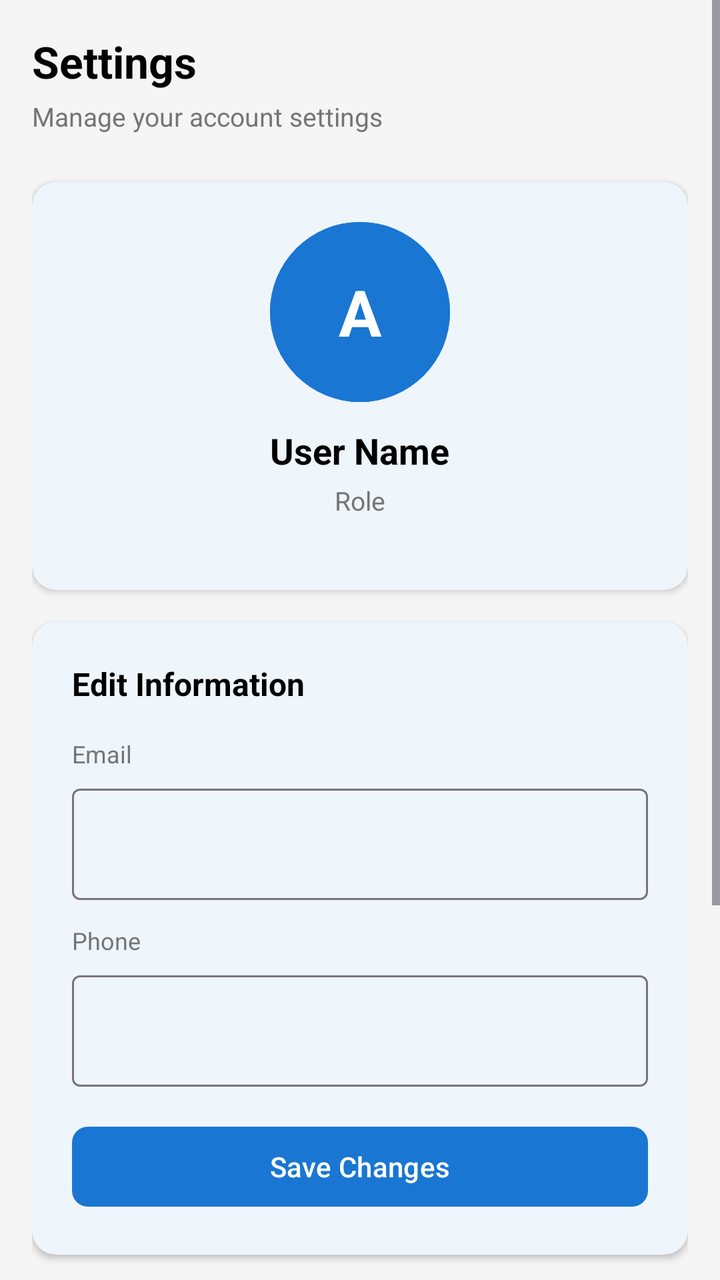
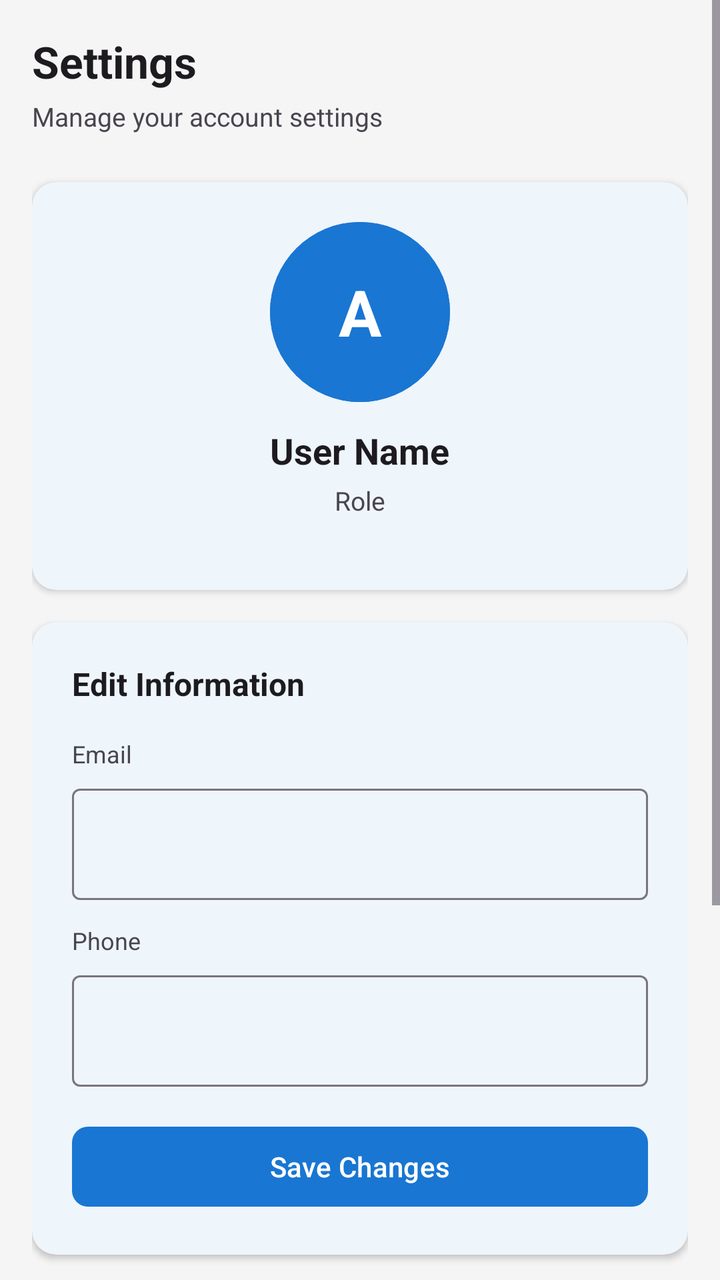

Before-and-after screenshots of an Android layout around one commit, followed by the original layout XML and the change that was made.
<!-- AndroidManifest.xml: application theme Theme.Sers -->
<!-- res/layout/fragment_settings.xml -->
<?xml version="1.0" encoding="utf-8"?>
<ScrollView xmlns:android="http://schemas.android.com/apk/res/android"
    xmlns:app="http://schemas.android.com/apk/res-auto"
    android:layout_width="match_parent"
    android:layout_height="match_parent"
    android:background="#F5F5F5">

    <LinearLayout
        android:layout_width="match_parent"
        android:layout_height="wrap_content"
        android:orientation="vertical"
        android:padding="16dp">

        <TextView
            android:layout_width="wrap_content"
            android:layout_height="wrap_content"
            android:text="Settings"
            android:textSize="22sp"
            android:textStyle="bold"
            android:textColor="#000000"
            android:layout_marginBottom="4dp"/>

        <TextView
            android:layout_width="wrap_content"
            android:layout_height="wrap_content"
            android:text="Manage your account settings"
            android:textSize="13sp"
            android:textColor="#757575"
            android:layout_marginBottom="24dp"/>

        
        <com.google.android.material.card.MaterialCardView
            android:layout_width="match_parent"
            android:layout_height="wrap_content"
            android:layout_marginBottom="16dp"
            app:cardCornerRadius="12dp"
            app:cardElevation="2dp"
            app:strokeWidth="0dp">

            <LinearLayout
                android:layout_width="match_parent"
                android:layout_height="wrap_content"
                android:orientation="vertical"
                android:padding="20dp"
                android:gravity="center">

                <FrameLayout
                    android:layout_width="90dp"
                    android:layout_height="90dp"
                    android:layout_marginBottom="12dp">

                    <ImageView
                        android:id="@+id/ivProfilePicture"
                        android:layout_width="90dp"
                        android:layout_height="90dp"
                        android:scaleType="centerCrop"
                        android:background="@drawable/circle_avatar"/>

                    <TextView
                        android:id="@+id/tvAvatar"
                        android:layout_width="90dp"
                        android:layout_height="90dp"
                        android:gravity="center"
                        android:text="A"
                        android:textColor="#FFFFFF"
                        android:textSize="32sp"
                        android:textStyle="bold"
                        android:background="@drawable/circle_avatar"/>

                </FrameLayout>

                <TextView
                    android:id="@+id/tvUserName"
                    android:layout_width="wrap_content"
                    android:layout_height="wrap_content"
                    android:text="User Name"
                    android:textSize="18sp"
                    android:textStyle="bold"
                    android:textColor="#000000"
                    android:layout_marginBottom="4dp"/>

                <TextView
                    android:id="@+id/tvUserRole"
                    android:layout_width="wrap_content"
                    android:layout_height="wrap_content"
                    android:text="Role"
                    android:textSize="13sp"
                    android:textColor="#757575"
                    android:layout_marginBottom="16dp"/>

            </LinearLayout>
        </com.google.android.material.card.MaterialCardView>

        
        <com.google.android.material.card.MaterialCardView
            android:layout_width="match_parent"
            android:layout_height="wrap_content"
            android:layout_marginBottom="16dp"
            app:cardCornerRadius="12dp"
            app:cardElevation="2dp"
            app:strokeWidth="0dp">

            <LinearLayout
                android:layout_width="match_parent"
                android:layout_height="wrap_content"
                android:orientation="vertical"
                android:padding="20dp">

                <TextView
                    android:layout_width="wrap_content"
                    android:layout_height="wrap_content"
                    android:text="Edit Information"
                    android:textSize="16sp"
                    android:textStyle="bold"
                    android:textColor="#000000"
                    android:layout_marginBottom="16dp"/>

                
                <TextView
                    android:layout_width="wrap_content"
                    android:layout_height="wrap_content"
                    android:text="Email"
                    android:textSize="12sp"
                    android:textColor="#757575"/>

                <com.google.android.material.textfield.TextInputLayout
                    style="@style/Widget.Material3.TextInputLayout.OutlinedBox"
                    android:layout_width="match_parent"
                    android:layout_height="wrap_content"
                    android:layout_marginTop="4dp"
                    android:layout_marginBottom="12dp">
                    <com.google.android.material.textfield.TextInputEditText
                        android:id="@+id/etEmail"
                        android:layout_width="match_parent"
                        android:layout_height="wrap_content"
                        android:inputType="textEmailAddress"/>
                </com.google.android.material.textfield.TextInputLayout>

                
                <TextView
                    android:layout_width="wrap_content"
                    android:layout_height="wrap_content"
                    android:text="Phone"
                    android:textSize="12sp"
                    android:textColor="#757575"/>

                <com.google.android.material.textfield.TextInputLayout
                    style="@style/Widget.Material3.TextInputLayout.OutlinedBox"
                    android:layout_width="match_parent"
                    android:layout_height="wrap_content"
                    android:layout_marginTop="4dp"
                    android:layout_marginBottom="16dp">
                    <com.google.android.material.textfield.TextInputEditText
                        android:id="@+id/etPhone"
                        android:layout_width="match_parent"
                        android:layout_height="wrap_content"
                        android:inputType="phone"/>
                </com.google.android.material.textfield.TextInputLayout>

                <com.google.android.material.button.MaterialButton
                    android:id="@+id/btnSaveInfo"
                    android:layout_width="match_parent"
                    android:layout_height="wrap_content"
                    android:text="Save Changes"
                    app:backgroundTint="#1976D2"
                    app:cornerRadius="8dp"/>

            </LinearLayout>
        </com.google.android.material.card.MaterialCardView>

        
        <com.google.android.material.card.MaterialCardView
            android:layout_width="match_parent"
            android:layout_height="wrap_content"
            android:layout_marginBottom="16dp"
            app:cardCornerRadius="12dp"
            app:cardElevation="2dp"
            app:strokeWidth="0dp">

            <LinearLayout
                android:layout_width="match_parent"
                android:layout_height="wrap_content"
                android:orientation="vertical"
                android:padding="20dp">

                <TextView
                    android:layout_width="wrap_content"
                    android:layout_height="wrap_content"
                    android:text="Security"
                    android:textSize="16sp"
                    android:textStyle="bold"
                    android:textColor="#000000"
                    android:layout_marginBottom="16dp"/>

                <com.google.android.material.button.MaterialButton
                    android:id="@+id/btnChangePassword"
                    android:layout_width="match_parent"
                    android:layout_height="wrap_content"
                    android:text="Change Password"
                    app:backgroundTint="#1976D2"
                    app:cornerRadius="8dp"/>

            </LinearLayout>
        </com.google.android.material.card.MaterialCardView>


        
        <com.google.android.material.card.MaterialCardView
            android:layout_width="match_parent"
            android:layout_height="wrap_content"
            android:layout_marginBottom="16dp"
            app:cardCornerRadius="12dp"
            app:cardElevation="2dp"
            app:strokeWidth="0dp">

            <LinearLayout
                android:layout_width="match_parent"
                android:layout_height="wrap_content"
                android:orientation="horizontal"
                android:padding="20dp"
                android:gravity="center_vertical">

                <LinearLayout
                    android:layout_width="0dp"
                    android:layout_height="wrap_content"
                    android:layout_weight="1"
                    android:orientation="vertical">

                    <TextView
                        android:layout_width="wrap_content"
                        android:layout_height="wrap_content"
                        android:text="Dark Mode"
                        android:textSize="16sp"
                        android:textStyle="bold"
                        android:textColor="?android:textColorPrimary"/>

                    <TextView
                        android:layout_width="wrap_content"
                        android:layout_height="wrap_content"
                        android:text="Switch to dark theme"
                        android:textSize="13sp"
                        android:textColor="?android:textColorSecondary"/>

                </LinearLayout>

                <com.google.android.material.switchmaterial.SwitchMaterial
                    android:id="@+id/switchDarkMode"
                    android:layout_width="wrap_content"
                    android:layout_height="wrap_content"/>

            </LinearLayout>
        </com.google.android.material.card.MaterialCardView>

    </LinearLayout>
</ScrollView>
<!-- resources referenced by this layout -->
<resources>
  <!-- drawable circle_avatar (drawable) -->
  <?xml version="1.0" encoding="utf-8"?>
  <shape xmlns:android="http://schemas.android.com/apk/res/android"
      android:shape="oval">
      <solid android:color="#1976D2"/>
  </shape>
  <style name="Theme.Sers" parent="Base.Theme.Sers" />
  <style name="Base.Theme.Sers" parent="Theme.Material3.DayNight.NoActionBar">
          <item name="colorPrimary">#1976D2</item>
          <item name="colorPrimaryVariant">#1565C0</item>
          <item name="colorOnPrimary">#FFFFFF</item>
          <item name="colorSecondary">#43A047</item>
          <item name="colorOnSecondary">#FFFFFF</item>
          <item name="android:colorBackground">#F5F5F5</item>
          <item name="colorSurface">#FFFFFF</item>
          <item name="colorError">#B00020</item>
      </style>
</resources>

<!-- the commit's change to res/layout/fragment_settings.xml (unified diff, before → after) -->
@@ -3,7 +3,7 @@
     xmlns:app="http://schemas.android.com/apk/res-auto"
     android:layout_width="match_parent"
     android:layout_height="match_parent"
-    android:background="#F5F5F5">
+    android:background="?android:attr/windowBackground">
 
     <LinearLayout
         android:layout_width="match_parent"
@@ -17,7 +17,7 @@
             android:text="Settings"
             android:textSize="22sp"
             android:textStyle="bold"
-            android:textColor="#000000"
+            android:textColor="?android:attr/textColorPrimary"
             android:layout_marginBottom="4dp"/>
 
         <TextView
@@ -25,7 +25,7 @@
             android:layout_height="wrap_content"
             android:text="Manage your account settings"
             android:textSize="13sp"
-            android:textColor="#757575"
+            android:textColor="?android:attr/textColorSecondary"
             android:layout_marginBottom="24dp"/>
 
         
@@ -76,7 +76,7 @@
                     android:text="User Name"
                     android:textSize="18sp"
                     android:textStyle="bold"
-                    android:textColor="#000000"
+                    android:textColor="?android:attr/textColorPrimary"
                     android:layout_marginBottom="4dp"/>
 
                 <TextView
@@ -85,7 +85,7 @@
                     android:layout_height="wrap_content"
                     android:text="Role"
                     android:textSize="13sp"
-                    android:textColor="#757575"
+                    android:textColor="?android:attr/textColorSecondary"
                     android:layout_marginBottom="16dp"/>
 
             </LinearLayout>
@@ -112,7 +112,7 @@
                     android:text="Edit Information"
                     android:textSize="16sp"
                     android:textStyle="bold"
-                    android:textColor="#000000"
+                    android:textColor="?android:attr/textColorPrimary"
                     android:layout_marginBottom="16dp"/>
 
                 
@@ -121,7 +121,7 @@
                     android:layout_height="wrap_content"
                     android:text="Email"
                     android:textSize="12sp"
-                    android:textColor="#757575"/>
+                    android:textColor="?android:attr/textColorSecondary"/>
 
                 <com.google.android.material.textfield.TextInputLayout
                     style="@style/Widget.Material3.TextInputLayout.OutlinedBox"
@@ -142,7 +142,7 @@
                     android:layout_height="wrap_content"
                     android:text="Phone"
                     android:textSize="12sp"
-                    android:textColor="#757575"/>
+                    android:textColor="?android:attr/textColorSecondary"/>
 
                 <com.google.android.material.textfield.TextInputLayout
                     style="@style/Widget.Material3.TextInputLayout.OutlinedBox"
@@ -189,7 +189,7 @@
                     android:text="Security"
                     android:textSize="16sp"
                     android:textStyle="bold"
-                    android:textColor="#000000"
+                    android:textColor="?android:attr/textColorPrimary"
                     android:layout_marginBottom="16dp"/>
 
                 <com.google.android.material.button.MaterialButton
@@ -203,7 +203,6 @@
             </LinearLayout>
         </com.google.android.material.card.MaterialCardView>
 
-
         
         <com.google.android.material.card.MaterialCardView
             android:layout_width="match_parent"
@@ -232,14 +231,14 @@
                         android:text="Dark Mode"
                         android:textSize="16sp"
                         android:textStyle="bold"
-                        android:textColor="?android:textColorPrimary"/>
+                        android:textColor="?android:attr/textColorPrimary"/>
 
                     <TextView
                         android:layout_width="wrap_content"
                         android:layout_height="wrap_content"
                         android:text="Switch to dark theme"
                         android:textSize="13sp"
-                        android:textColor="?android:textColorSecondary"/>
+                        android:textColor="?android:attr/textColorSecondary"/>
 
                 </LinearLayout>
 
